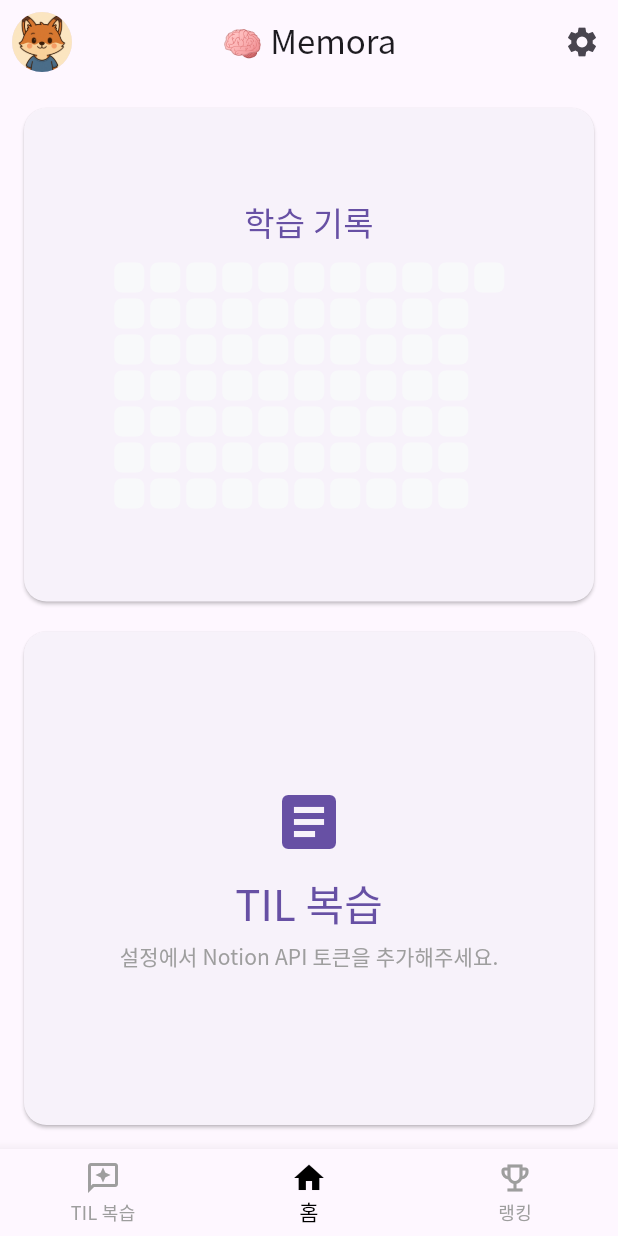
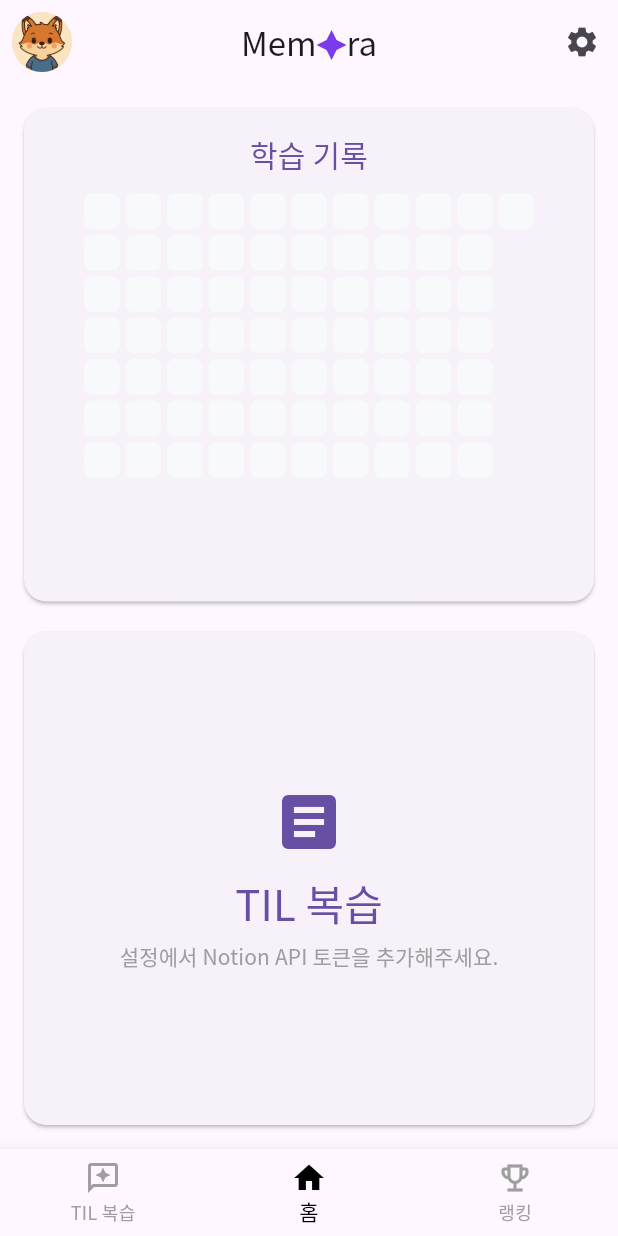
Before and after one commit to inxnxng/Memora, a Flutter app: the HomeScreen screen opened by its route, on a phone screen of 412 x 824 dp. Run offline on Flutter 3.47's test engine with Material 3 defaults, Android fonts, the phone set to English and light mode, and no system bars; drawn by our look-alikes of flutter_heatmap_calendar; our stand-ins replace cloud_firestore, firebase_auth, firebase_core, firebase_messaging, flutter_colorpicker, flutter_secure_storage and 7 more; missing offline and left inert: encrypt, markdown_widget; accounts and stored records are empty; generated files the repository leaves out were written again; network calls fail.

Commit message:
feat: Update app version to 1.0.2+1, add responsive heatmap widget, and improve UI elements

```diff
--- a/lib/config/provider_setup.dart
+++ b/lib/config/provider_setup.dart
@@ -45,7 +45,8 @@ class ProviderContainer extends StatelessWidget {
         // Foundational Services
         Provider<LocalStorageService>(
           create: (_) => LocalStorageService(),
-          dispose: (context, localStorageService) => localStorageService.dispose(),
+          dispose: (context, localStorageService) =>
+              localStorageService.dispose(),
         ),
         Provider<FirebaseService>(create: (_) => FirebaseService()),
         Provider<NotificationService>(create: (_) => NotificationService()),
--- a/lib/constants/app_strings.dart
+++ b/lib/constants/app_strings.dart
@@ -48,7 +48,7 @@ class AppStrings {
   static const String unknownPage = '알 수 없는 페이지';
 
   // Home Screen
-  static const String appName = '🧠 Memora';
+  static const String appName = 'Memora';
   static const String tilReview = 'TIL 복습';
   static const String notionConnected = 'Notion DB 연결됨';
   static const String notionConnectionNeeded = 'Notion 연결 필요';
--- a/lib/router/app_router.dart
+++ b/lib/router/app_router.dart
@@ -34,6 +34,7 @@ GoRouter createRouter(
         AppShellRoutes.profileBranch,
         AppShellRoutes.chatBranch,
         AppShellRoutes.loginBranch,
+        AppShellRoutes.onboardingBranch,
         AppShellRoutes.settingsBranch,
       ],
     ),
--- a/lib/screens/home_screen.dart
+++ b/lib/screens/home_screen.dart
@@ -1,5 +1,5 @@
 import 'package:flutter/material.dart';
-import 'package:flutter_heatmap_calendar/flutter_heatmap_calendar.dart';
+import 'package:flutter_svg/flutter_svg.dart';
 import 'package:go_router/go_router.dart';
 import 'package:memora/constants/app_strings.dart';
 import 'package:memora/models/proficiency_level.dart';
@@ -7,6 +7,7 @@ import 'package:memora/providers/notion_provider.dart';
 import 'package:memora/providers/task_provider.dart';
 import 'package:memora/providers/user_provider.dart';
 import 'package:memora/router/app_routes.dart';
+import 'package:memora/widgets/responsive_heatmap.dart';
 import 'package:provider/provider.dart';
 
 class HomeScreen extends StatefulWidget {
@@ -22,8 +23,6 @@ class _HomeScreenState extends State<HomeScreen> {
     super.initState();
     WidgetsBinding.instance.addPostFrameCallback((_) {
       if (mounted) {
-        // Data is now loaded in providers' initialization
-        // but we can refresh it here if needed, e.g., when returning to the screen.
         context.read<TaskProvider>().loadHeatmapColor();
         context.read<TaskProvider>().fetchHeatmapData();
       }
@@ -32,8 +31,6 @@ class _HomeScreenState extends State<HomeScreen> {
 
   String _getProfileImage(ProficiencyLevel? level) {
     String imageLevel = level?.name.toLowerCase() ?? 'default';
-    // A simple mapping to asset paths.
-    // Consider moving this to the ProficiencyLevel model or a dedicated helper.
     const basePath = 'assets/images/proficiency_levels/';
     const validLevels = {'beginner', 'intermediate', 'advanced', 'master'};
     return validLevels.contains(imageLevel)
@@ -65,7 +62,23 @@ class _HomeScreenState extends State<HomeScreen> {
             );
           },
         ),
-        title: const Text(AppStrings.appName),
+        title: Row(
+          mainAxisSize: MainAxisSize.min,
+          children: [
+            Text("Mem"),
+            Column(
+              children: [
+                const SizedBox(height: 4),
+                SvgPicture.asset(
+                  'assets/images/icon.svg',
+                  width: 20,
+                  height: 20,
+                ),
+              ],
+            ),
+            Text("ra"),
+          ],
+        ),
         centerTitle: true,
         actions: [
           IconButton(
@@ -113,24 +126,20 @@ class _HomeScreenState extends State<HomeScreen> {
           const Text(
             AppStrings.learningRecord,
             textAlign: TextAlign.center,
-            style: TextStyle(fontSize: 22),
+            style: TextStyle(fontSize: 20),
           ),
           const SizedBox(height: 10),
           if (taskProvider.isLoading)
             const CircularProgressIndicator()
           else
-            IgnorePointer(
-              child: HeatMap(
-                datasets: heatmapDatasets,
-                startDate: startDate,
-                endDate: endDate,
-                size: 20,
-                fontSize: 0,
-                colorMode: ColorMode.opacity,
-                showText: false,
-                scrollable: true,
-                colorsets: {1: taskProvider.heatmapColor},
-                showColorTip: false,
+            Expanded(
+              child: IgnorePointer(
+                child: ResponsiveHeatmap(
+                  datasets: heatmapDatasets,
+                  startDate: startDate,
+                  endDate: endDate,
+                  heatmapColor: taskProvider.heatmapColor,
+                ),
               ),
             ),
         ],
--- a/lib/screens/main_shell.dart
+++ b/lib/screens/main_shell.dart
@@ -9,9 +9,12 @@ class MainShell extends StatelessWidget {
 
   @override
   Widget build(BuildContext context) {
+    final showBottomNavBar = navigationShell.currentIndex < 3;
     return Scaffold(
       body: navigationShell,
-      bottomNavigationBar: CommonBottomNavBar(navigationShell: navigationShell),
+      bottomNavigationBar: showBottomNavBar
+          ? CommonBottomNavBar(navigationShell: navigationShell)
+          : null,
     );
   }
 }
--- /dev/null
+++ b/lib/widgets/responsive_heatmap.dart
@@ -0,0 +1,55 @@
+import 'package:flutter/material.dart';
+import 'package:flutter_heatmap_calendar/flutter_heatmap_calendar.dart';
+
+class ResponsiveHeatmap extends StatelessWidget {
+  final Map<DateTime, int>? datasets;
+  final DateTime startDate;
+  final DateTime endDate;
+  final Color heatmapColor;
+
+  const ResponsiveHeatmap({
+    super.key,
+    required this.datasets,
+    required this.startDate,
+    required this.endDate,
+    required this.heatmapColor,
+  });
+
+  @override
+  Widget build(BuildContext context) {
+    final numberOfDays = endDate.difference(startDate).inDays;
+    final numberOfWeeks = (numberOfDays / 7).ceil() + 1;
+
+    return LayoutBuilder(
+      builder: (context, constraints) {
+        if (constraints.maxWidth.isInfinite ||
+            constraints.maxHeight.isInfinite) {
+          return const Center(
+            child: Text("Heatmap cannot be rendered in an unbounded space."),
+          );
+        }
+
+        final double cellWidth = (constraints.maxWidth / numberOfWeeks) - 8;
+        final double cellHeight = (constraints.maxHeight / 7) - 2;
+
+        final double cellSize = [
+          cellWidth,
+          cellHeight,
+        ].reduce((a, b) => a < b ? a : b);
+
+        return HeatMap(
+          datasets: datasets,
+          startDate: startDate,
+          endDate: endDate,
+          size: cellSize > 0 ? cellSize : 0,
+          fontSize: 0,
+          colorMode: ColorMode.opacity,
+          showText: false,
+          scrollable: true,
+          colorsets: {1: heatmapColor},
+          showColorTip: false,
+        );
+      },
+    );
+  }
+}
--- a/pubspec.yaml
+++ b/pubspec.yaml
@@ -1,7 +1,7 @@
 name: memora
 description: "Your Smart Learning Partner That Turns Notion Notes into AI-Powered Quizzes"
 
-version: 1.0.1+2
+version: 1.0.2+1
 environment:
   sdk: ^3.8.1
 
```
Also changed, not shown: lib/providers/user_provider.dart (+0 -21 lines), lib/router/app_routes.dart (+9 -0 lines), lib/screens/ranking/ranking_screen.dart (+18 -2 lines), lib/services/auth_service.dart (+10 -0 lines), assets/images/icon.svg (added), assets/images/logo_light_simple.svg (added), 1 other file.
